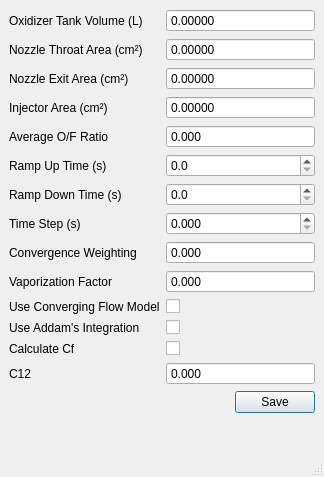
Above: UI/variables.ui from waterloo-rocketry/OpenThrustPy before the change. Below: the same form after it.
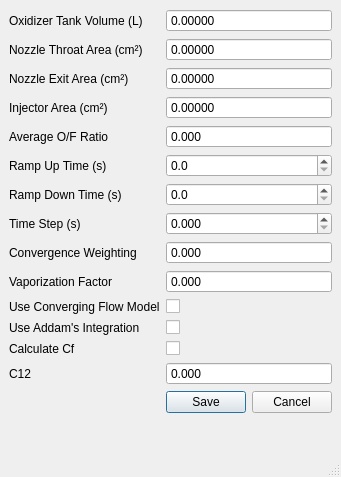
That is the form after the change. Icons and pictures are not drawn.

The edit to the form file:
```diff
--- a/UI/variables.ui
+++ b/UI/variables.ui
@@ -326,7 +326,7 @@
     <item row="16" column="1">
      <widget class="QDialogButtonBox" name="buttonBox">
       <property name="standardButtons">
-       <set>QDialogButtonBox::Save</set>
+       <set>QDialogButtonBox::Cancel|QDialogButtonBox::Save</set>
       </property>
       <property name="centerButtons">
        <bool>false</bool>
```
